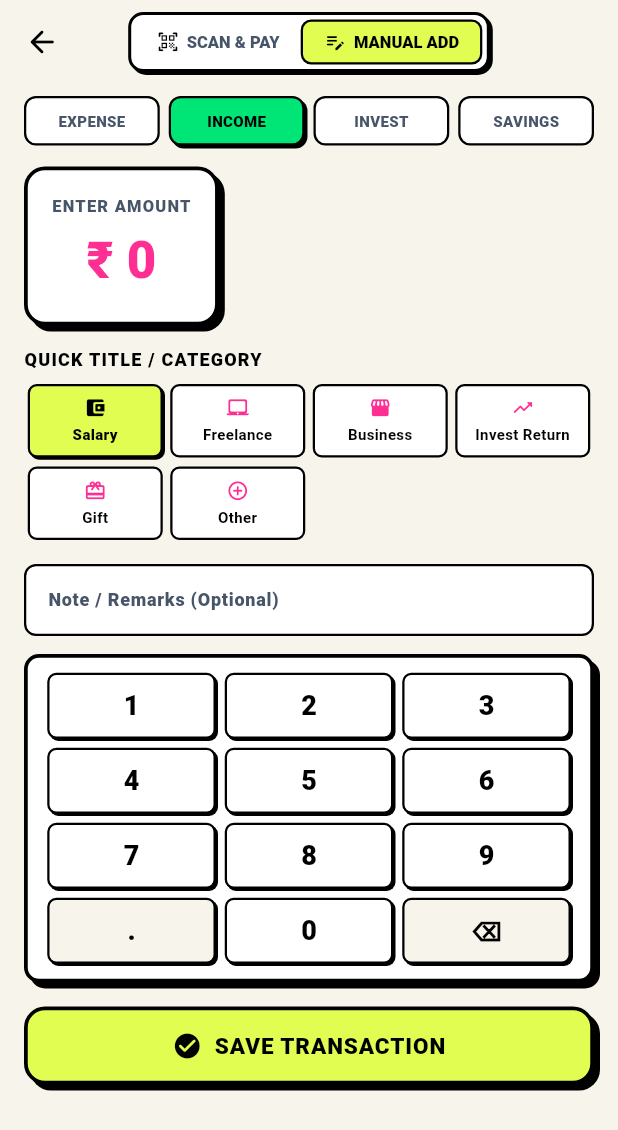
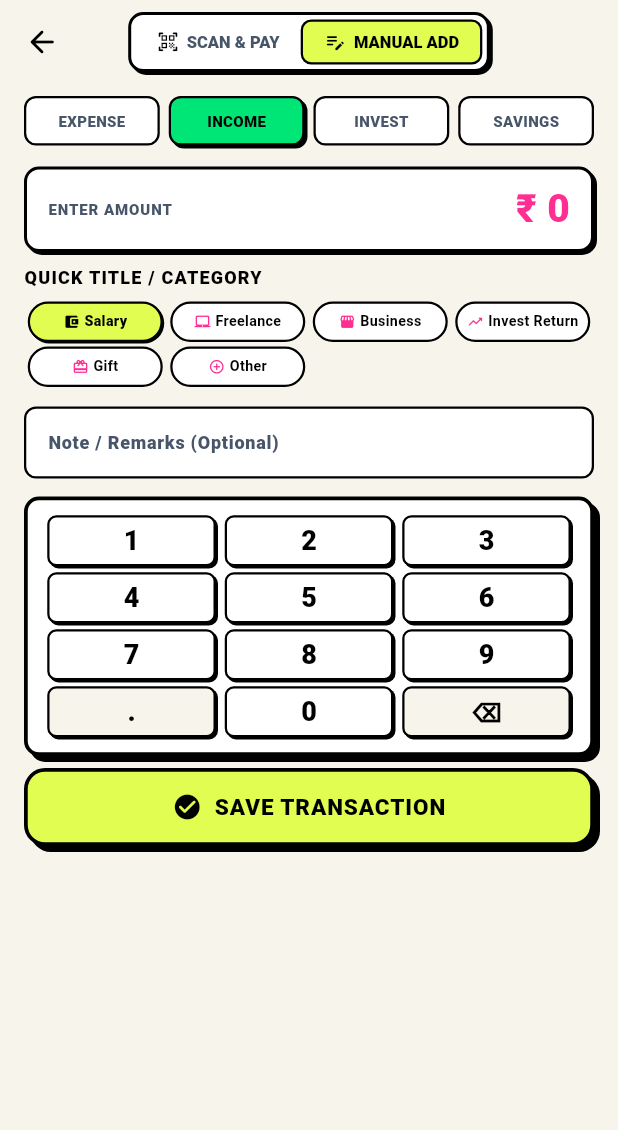
Before and after one commit to Vishi2006/Kharch, a Flutter app: the AddPayScreen screen opened directly with empty values, after a tap on "MANUAL ADD", after a tap on "INCOME", on a phone screen of 412 x 824 dp. Shown: the top 1130 px of the screen. Run offline on Flutter 3.47's test engine with Material 3 defaults, Android fonts, the phone set to English and light mode, and no system bars; our stand-ins replace flutter_secure_storage, google_sign_in, shared_preferences; missing offline and left inert: mobile_scanner; accounts and stored records are empty.

Commit message:
feat: apply UI polish, google sign-in slider trigger, compact pills, white balance amounts, and APK optimization

```diff
--- a/kharch_mobile/lib/providers/app_state.dart
+++ b/kharch_mobile/lib/providers/app_state.dart
@@ -529,7 +529,7 @@ class AppState extends ChangeNotifier {
     final now = DateTime.now();
     final monthStr = '${now.year}-${now.month.toString().padLeft(2, '0')}';
 
-    final res = await _api.post('/api/closing', {
+    final res = await _api.post('/api/summaries/closing', {
       'spaceId': _activeSpace!['_id'],
       'month': monthStr,
       'amount': amount,
--- a/kharch_mobile/lib/screens/add_pay_screen.dart
+++ b/kharch_mobile/lib/screens/add_pay_screen.dart
@@ -7,7 +7,6 @@ import '../providers/app_state.dart';
 import '../services/api_service.dart';
 import '../theme/arcade_theme.dart';
 import '../widgets/arcade_button.dart';
-import '../widgets/arcade_card.dart';
 
 class AddPayScreen extends StatefulWidget {
   final AppState appState;
@@ -432,33 +431,39 @@ class _AddPayScreenState extends State<AddPayScreen> {
           ),
           const SizedBox(height: 14),
 
-          // Amount Display Card (White Neo-Brutal Card)
-          ArcadeCard(
-            fillColor: ArcadeTheme.cardWhite,
-            child: Column(
+          // Amount Display Card (Compact Neo-Brutal Card)
+          Container(
+            padding: const EdgeInsets.symmetric(horizontal: 14, vertical: 8),
+            decoration: BoxDecoration(
+              color: ArcadeTheme.cardWhite,
+              borderRadius: BorderRadius.circular(10),
+              border: Border.all(color: ArcadeTheme.pureBlack, width: 2),
+              boxShadow: ArcadeTheme.neoShadow(offset: const Offset(2, 2)),
+            ),
+            child: Row(
+              mainAxisAlignment: MainAxisAlignment.spaceBetween,
               children: [
                 const Text(
                   'ENTER AMOUNT',
                   style: TextStyle(
                     color: ArcadeTheme.slateDark,
-                    fontSize: 11,
+                    fontSize: 10,
                     fontWeight: FontWeight.w900,
-                    letterSpacing: 0.8,
+                    letterSpacing: 0.6,
                   ),
                 ),
-                const SizedBox(height: 4),
                 Text(
                   '₹ $_amountStr',
                   style: const TextStyle(
                     color: ArcadeTheme.punchPink,
-                    fontSize: 34,
+                    fontSize: 26,
                     fontWeight: FontWeight.w900,
                   ),
                 ),
               ],
             ),
           ),
-          const SizedBox(height: 14),
+          const SizedBox(height: 8),
 
           // Category Quick Chips
           const Text(
@@ -563,16 +568,16 @@ class _AddPayScreenState extends State<AddPayScreen> {
             child: Column(
               children: [
                 _buildKeypadRow(['1', '2', '3']),
-                const SizedBox(height: 6),
+                const SizedBox(height: 4),
                 _buildKeypadRow(['4', '5', '6']),
-                const SizedBox(height: 6),
+                const SizedBox(height: 4),
                 _buildKeypadRow(['7', '8', '9']),
-                const SizedBox(height: 6),
+                const SizedBox(height: 4),
                 _buildKeypadRow(['.', '0', '⌫']),
               ],
             ),
           ),
-          const SizedBox(height: 16),
+          const SizedBox(height: 8),
 
           // Save Button
           ArcadeButton(
@@ -597,7 +602,7 @@ class _AddPayScreenState extends State<AddPayScreen> {
       final chunk = categories.sublist(i, (i + crossAxisCount > categories.length) ? categories.length : i + crossAxisCount);
       rows.add(
         Padding(
-          padding: const EdgeInsets.only(bottom: 6),
+          padding: const EdgeInsets.only(bottom: 3),
           child: Row(
             children: [
               for (final c in chunk)
@@ -634,32 +639,33 @@ class _AddPayScreenState extends State<AddPayScreen> {
         });
       },
       child: Container(
-        padding: const EdgeInsets.symmetric(horizontal: 2, vertical: 7),
+        height: 27,
+        padding: const EdgeInsets.symmetric(horizontal: 4),
         decoration: BoxDecoration(
           color: isSel ? ArcadeTheme.acidYellow : ArcadeTheme.cardWhite,
-          borderRadius: BorderRadius.circular(6),
+          borderRadius: BorderRadius.circular(ArcadeTheme.pillRadius),
           border: Border.all(color: ArcadeTheme.pureBlack, width: 1.5),
-          boxShadow: isSel ? ArcadeTheme.neoShadow(offset: const Offset(1.5, 1.5)) : null,
+          boxShadow: isSel ? ArcadeTheme.neoShadow(offset: const Offset(1, 1)) : null,
         ),
-        child: Column(
-          mainAxisSize: MainAxisSize.min,
+        child: Row(
           mainAxisAlignment: MainAxisAlignment.center,
           children: [
             Icon(
               icon,
-              size: 15,
+              size: 11,
               color: isSel ? ArcadeTheme.pureBlack : ArcadeTheme.punchPink,
             ),
-            const SizedBox(height: 3),
-            Text(
+            const SizedBox(width: 3),
+            Flexible(
+              child: Text(
                 name,
                 maxLines: 1,
                 overflow: TextOverflow.ellipsis,
-              textAlign: TextAlign.center,
                 style: TextStyle(
                   color: ArcadeTheme.pureBlack,
                   fontWeight: isSel ? FontWeight.w900 : FontWeight.w700,
-                fontSize: 10,
+                  fontSize: 9.5,
+                ),
               ),
             ),
           ],
@@ -748,7 +754,7 @@ class _AddPayScreenState extends State<AddPayScreen> {
             child: GestureDetector(
               onTap: () => _onKeypadTap(k),
               child: Container(
-                height: 44,
+                height: 34,
                 decoration: BoxDecoration(
                   color: isSpecial ? ArcadeTheme.lightCanvas : ArcadeTheme.cardWhite,
                   borderRadius: BorderRadius.circular(6),
--- a/kharch_mobile/lib/screens/reconcile_screen.dart
+++ b/kharch_mobile/lib/screens/reconcile_screen.dart
@@ -229,9 +229,7 @@ class _ReconcileScreenState extends State<ReconcileScreen> {
                       _buildBalanceRow(
                         'Audit Discrepancy',
                         '₹ ${discrepancy.toStringAsFixed(2)}',
-                        valueColor: discrepancy.abs() < 1.0
-                            ? ArcadeTheme.arcadeGreen
-                            : ArcadeTheme.pureWhite,
+                        valueColor: ArcadeTheme.pureWhite,
                         isPinkBg: true,
                       ),
                     ],
@@ -368,7 +366,7 @@ class _ReconcileScreenState extends State<ReconcileScreen> {
         Text(
           value,
           style: TextStyle(
-            color: valueColor ?? (isPinkBg ? ArcadeTheme.acidYellow : ArcadeTheme.pureBlack),
+            color: valueColor ?? (isPinkBg ? ArcadeTheme.pureWhite : ArcadeTheme.pureBlack),
             fontWeight: FontWeight.w900,
             fontSize: 15,
           ),
--- a/kharch_mobile/pubspec.yaml
+++ b/kharch_mobile/pubspec.yaml
@@ -27,3 +27,4 @@ flutter:
   uses-material-design: true
   assets:
     - assets/logo.png
+    - assets/google_logo.png
```
Also changed, not shown: kharch_mobile/lib/screens/analytics_screen.dart (+14 -8 lines), kharch_mobile/lib/screens/login_screen.dart (+32 -22 lines), kharch_mobile/lib/widgets/google_logo.dart (+8 -73 lines), kharch_mobile/lib/widgets/kharch_logo.dart (+4 -4 lines), kharch_mobile/assets/google_logo.png (added), 3 other files. Lines whose indentation alone changed are shown as unchanged.
